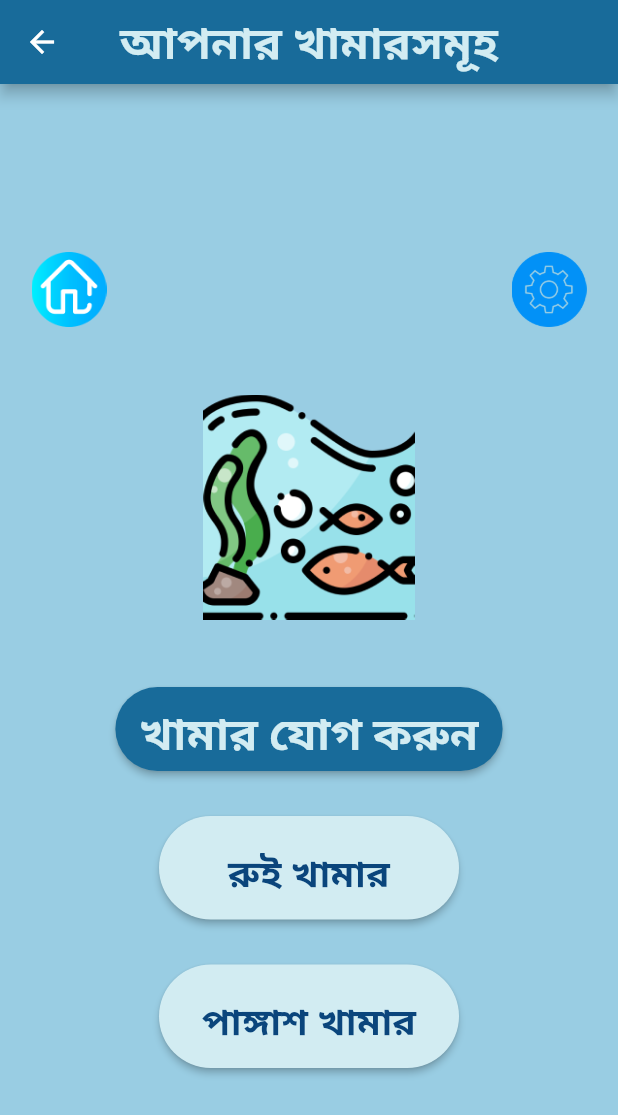
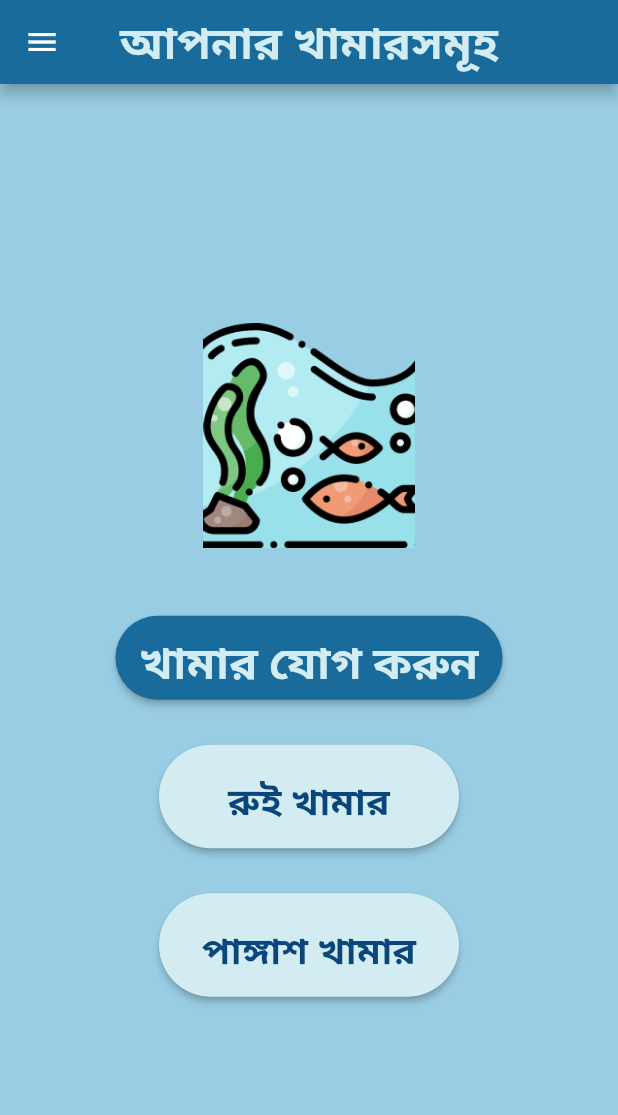
Before and after one commit to adibhossain/anchor_eye, a Flutter app: the MainMenu screen opened by its route, after a tap on "খামারসমূহ", on a phone screen of 412 x 824 dp. Shown: the top 1115 px of the screen. Run offline on Flutter 3.47's test engine with Material 2 defaults, Android fonts, the phone set to English and light mode, and no system bars; our stand-ins replace flutter_spinkit, sidebarx.

Commit message:
navbar added

```diff
--- a/lib/pages/main_menu.dart
+++ b/lib/pages/main_menu.dart
@@ -1,4 +1,5 @@
 import 'package:flutter/material.dart';
+import 'navbar.dart';
 
 class MainMenu extends StatefulWidget {
   @override
@@ -6,35 +7,31 @@ class MainMenu extends StatefulWidget {
 }
 
 class _MainMenuState extends State<MainMenu> {
+  final GlobalKey<ScaffoldState> _scaffoldKey = GlobalKey<ScaffoldState>(); //this
   @override
   Widget build(BuildContext context) {
     return Scaffold(
       backgroundColor: Color(0xFFB9E6FA),
-      floatingActionButton: FloatingActionButton(
-        onPressed: () {},
-        child: Image(
-          image: AssetImage('assets/gear.png'),
+      appBar: AppBar( //this
+        backgroundColor: Color(0xFF186B9A),
+        centerTitle: true,
+        title: Text(
+          'অ্যাংকর আই',
+          style: TextStyle(
+            fontSize: 30.0,
+            color: Color(0xFFD2ECF2),
+            fontWeight: FontWeight.bold,
+          ),
         ),
-        backgroundColor: Colors.white,
       ),
+      key: _scaffoldKey, //this
+      drawer: NavBar(), //this
       body: SafeArea(
         child: Center(
           child: Column(
             mainAxisAlignment: MainAxisAlignment.center,
             //crossAxisAlignment: CrossAxisAlignment.center,
             children: <Widget>[
-              //SizedBox(height: 60),
-              Container(
-                child: Text(
-                  'অ্যাংকর আই',
-                  style: TextStyle(
-                    fontSize: 40.0,
-                    color: Color(0xFF0A457C),
-                    fontWeight: FontWeight.bold,
-                  ),
-                ),
-              ),
-              SizedBox(height: 15),
               Image(
                 image: AssetImage('assets/main_icon.png'),
                 height: 110.0,
--- a/lib/pages/manual1.dart
+++ b/lib/pages/manual1.dart
@@ -1,4 +1,5 @@
 import 'package:flutter/material.dart';
+import 'navbar.dart';
 
 class Manual1 extends StatefulWidget {
    @override
@@ -6,6 +7,7 @@ class Manual1 extends StatefulWidget {
 }
 
 class _Manual1State extends State<Manual1> {
+  final GlobalKey<ScaffoldState> _scaffoldKey = GlobalKey<ScaffoldState>(); //this
   @override
   Widget build(BuildContext context) {
     return Scaffold(
@@ -31,6 +33,8 @@ class _Manual1State extends State<Manual1> {
           ),
         ),
       ),
+      key: _scaffoldKey, //this
+      drawer: NavBar(), //this
       body: SafeArea(
         child: Center(
           child: Column(
--- a/lib/pages/manual2.dart
+++ b/lib/pages/manual2.dart
@@ -1,4 +1,5 @@
 import 'package:flutter/material.dart';
+import 'navbar.dart';
 
 class manual2 extends StatefulWidget {
 
@@ -7,9 +8,11 @@ class manual2 extends StatefulWidget {
 }
 
 class _manual2State extends State<manual2> {
+  final GlobalKey<ScaffoldState> _scaffoldKey = GlobalKey<ScaffoldState>(); //this
   @override
   Widget build(BuildContext context) {
     return Scaffold(
+      backgroundColor: Color(0xFFB9E6FA),
       appBar: AppBar(
         backgroundColor: Color(0xFF186B9A),
         centerTitle: true,
@@ -22,7 +25,8 @@ class _manual2State extends State<manual2> {
           ),
         ),
       ),
-      backgroundColor: Color(0xFFB9E6FA),
+      key: _scaffoldKey, //this
+      drawer: NavBar(), //this
       body: SafeArea(
         child: Center(
           child: Column(
--- /dev/null
+++ b/lib/pages/navbar.dart
@@ -0,0 +1,105 @@
+import 'package:flutter/material.dart';
+import 'package:sidebarx/sidebarx.dart';
+
+class NavBar extends StatelessWidget {
+  @override
+  Widget build(BuildContext context) {
+    return SidebarX(
+      controller: SidebarXController(selectedIndex: 0, extended: true),
+      theme: SidebarXTheme(
+        margin: const EdgeInsets.all(10),
+        decoration: BoxDecoration(
+          color: canvasColor,
+          borderRadius: BorderRadius.circular(20),
+        ),
+        hoverColor: scaffoldBackgroundColor,
+        textStyle: TextStyle(color: Colors.white.withOpacity(0.7)),
+        selectedTextStyle: const TextStyle(color: Colors.white),
+        itemTextPadding: const EdgeInsets.only(left: 30),
+        selectedItemTextPadding: const EdgeInsets.only(left: 30),
+        itemDecoration: BoxDecoration(
+          borderRadius: BorderRadius.circular(10),
+          border: Border.all(color: canvasColor),
+        ),
+        selectedItemDecoration: BoxDecoration(
+          borderRadius: BorderRadius.circular(10),
+          border: Border.all(
+            color: actionColor.withOpacity(0.37),
+          ),
+          gradient: const LinearGradient(
+            colors: [accentCanvasColor, canvasColor],
+          ),
+          boxShadow: [
+            BoxShadow(
+              color: Colors.black.withOpacity(0.28),
+              blurRadius: 30,
+            )
+          ],
+        ),
+        iconTheme: IconThemeData(
+          color: Colors.white.withOpacity(0.7),
+          size: 20,
+        ),
+        selectedIconTheme: const IconThemeData(
+          color: Colors.white,
+          size: 20,
+        ),
+      ),
+      extendedTheme: const SidebarXTheme(
+        width: 200,
+        decoration: BoxDecoration(
+          color: canvasColor,
+        ),
+      ),
+      footerDivider: divider,
+      headerBuilder: (context, extended) {
+        return SizedBox(
+          height: 100,
+          child: Padding(
+            padding: const EdgeInsets.all(16.0),
+            child: Image.asset('assets/avatar.png'),
+          ),
+        );
+      },
+      items: [
+        SidebarXItem(
+          icon: Icons.home,
+          label: 'Home',
+          onTap: () {
+            Navigator.pushNamed(context, '/main_menu');
+          },
+        ),
+        SidebarXItem(
+          icon: Icons.person,
+          label: 'Profile',
+          onTap: () {
+            //Navigator.pushNamed(context, '');
+          },
+        ),
+        SidebarXItem(
+          icon: Icons.settings,
+          label: 'Settings',
+          onTap: () {
+            //Navigator.pushNamed(context, '');
+          },
+        ),
+        SidebarXItem(
+          icon: Icons.logout,
+          label: 'Logout',
+          onTap: () {
+            Navigator.pushNamed(context, '/home');
+          },
+        ),
+      ],
+    );
+  }
+}
+
+
+const primaryColor = Color(0xFF685BFF);
+const canvasColor = Color(0xFF2E2E48); //this
+const scaffoldBackgroundColor = Color(0xFF464667);
+const accentCanvasColor = Color(0xFF3E3E61); //this
+const white = Colors.white;
+final actionColor = const Color(0xFF5F5FA7).withOpacity(0.6);
+final divider = Divider(color: white.withOpacity(0.3), height: 1);
--- a/lib/pages/yourfishfarms.dart
+++ b/lib/pages/yourfishfarms.dart
@@ -1,4 +1,5 @@
 import 'package:flutter/material.dart';
+import 'navbar.dart';
 
 class Your_fishfarm extends  StatefulWidget {
  // const Login({Key? key}) : super(key: key);
@@ -7,9 +8,9 @@ class Your_fishfarm extends  StatefulWidget {
 }
 
 class _YourFishFarm extends State<Your_fishfarm>{
+  final GlobalKey<ScaffoldState> _scaffoldKey = GlobalKey<ScaffoldState>(); //this
   @override
   Widget build(BuildContext context) {
-
     return Scaffold(
       backgroundColor: Color(0xFF99CDE3),
       appBar: AppBar(
@@ -24,32 +25,14 @@ class _YourFishFarm extends State<Your_fishfarm>{
           ),
         ),
       ),
+      key: _scaffoldKey, //this
+      drawer: NavBar(), //this
       body: SafeArea(
-
         child: Center(
           child: Column(
             mainAxisAlignment: MainAxisAlignment.center,
             //crossAxisAlignment: CrossAxisAlignment.center,
-
             children: <Widget>[
-              Row(
-                  mainAxisAlignment: MainAxisAlignment.center,
-                  children: <Widget>[
-                    Image(
-                      image: AssetImage('assets/home_icon.png'),
-                      height: 50.0,
-                      width: 50.0,
-                    ),
-                    SizedBox(width: 270),
-                    Image(
-                      image: AssetImage('assets/gear.png'),
-                      height: 50.0,
-                      width: 50.0,
-                    ),
-                  ]
-
-              ),
-              SizedBox(height: 45),
               Image(
                 image: AssetImage('assets/main_icon.png'),
                 height: 150.0,
--- a/pubspec.yaml
+++ b/pubspec.yaml
@@ -31,6 +31,7 @@ environment:
 dependencies:
   flutter:
     sdk: flutter
+  sidebarx: ^0.14.0
 
 
   # The following adds the Cupertino Icons font to your application.
```
Also changed, not shown: lib/pages/add_farm.dart (+5 -19 lines), lib/pages/helpninfo.dart (+5 -8 lines), lib/pages/login.dart (+9 -12 lines), lib/pages/signup.dart (+9 -12 lines), lib/pages/specific_farm.dart (+6 -30 lines), lib/pages/verification.dart (+9 -12 lines), assets/avatar.png (added), pubspec.lock.
